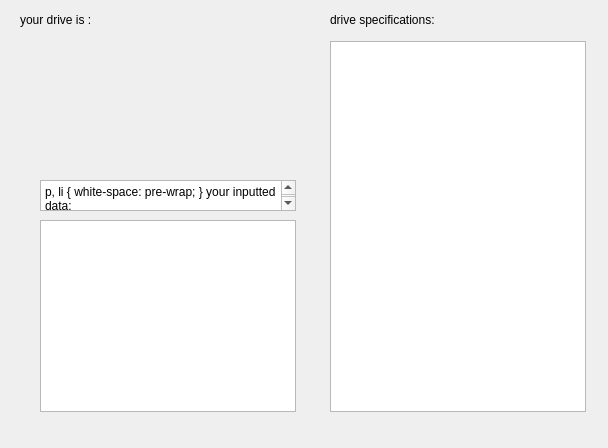
Before: the Qt Designer form utils/harmonic_drive_selector/gui/ui/result_dialog.ui in AimanHaidar/harmonic-drive-selector, drawn with Qt 5.
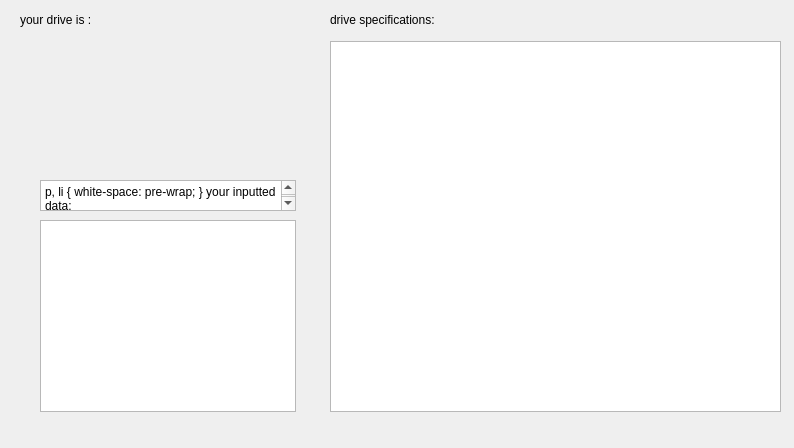
After: the same form once the commit is applied. Icons and pictures are not drawn.

Commit message: add fill_table funtion and table models

What changed in the file:
```diff
--- a/utils/harmonic_drive_selector/gui/ui/result_dialog.ui
+++ b/utils/harmonic_drive_selector/gui/ui/result_dialog.ui
@@ -6,7 +6,7 @@
    <rect>
     <x>0</x>
     <y>0</y>
-    <width>608</width>
+    <width>794</width>
     <height>448</height>
    </rect>
   </property>
@@ -98,7 +98,7 @@
     <rect>
      <x>330</x>
      <y>41</y>
-     <width>256</width>
+     <width>451</width>
      <height>371</height>
     </rect>
    </property>
```
The commit also changes 2 other files.
